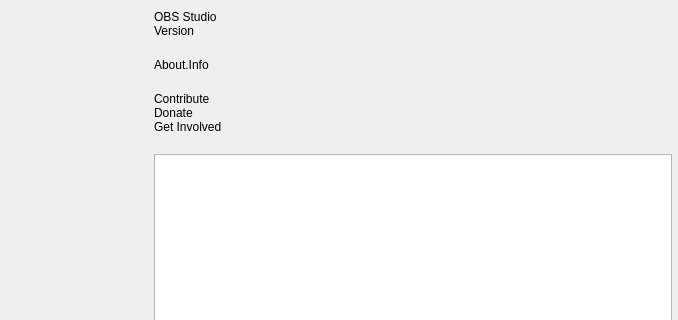
This is frontend/forms/OBSAbout.ui in neelkanth-patel26/Ocal-Record as Qt 5 draws it before an edit; both pictures show x 162 to 840 and y 0 to 320 of the 840 by 519 pixel window. The edited form follows.
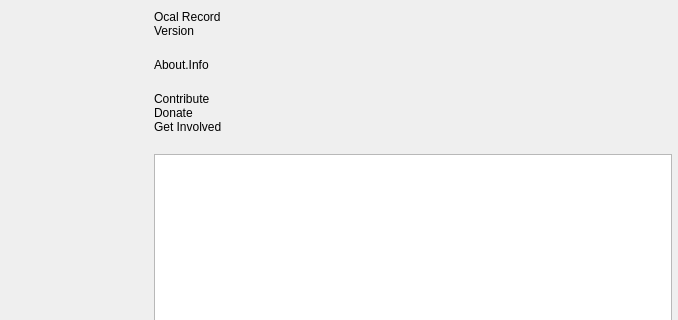
This is the edited form. Icons and pictures are not drawn. Custom widgets are drawn as their Qt base class.

Commit message: feat(ui): overhaul Ocal Record layout, amber hero controls, and support screen/window/video sources

The edit to the form file:
```diff
--- a/frontend/forms/OBSAbout.ui
+++ b/frontend/forms/OBSAbout.ui
@@ -76,7 +76,7 @@
        <item>
         <widget class="QLabel" name="name">
          <property name="text">
-          <string notr="true">OBS Studio</string>
+           <string notr="true">Ocal Record</string>
          </property>
         </widget>
        </item>
```
Left out of the diff: 2 changed lines with no effect on the pictures. The commit also changes 39 other files.
